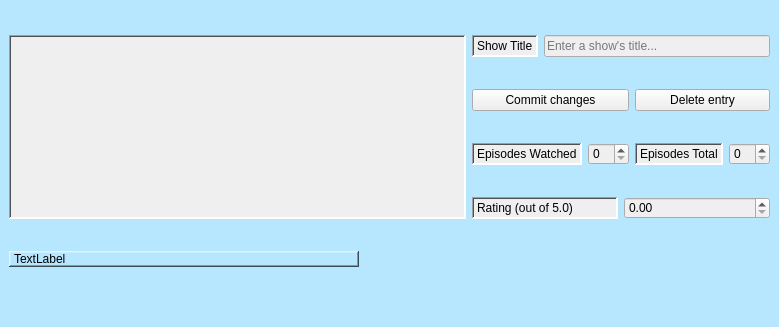
First picture: the form in ShowboatMainWindow.ui, repository nathanielpatrick-lemana/showboat, before the edit.
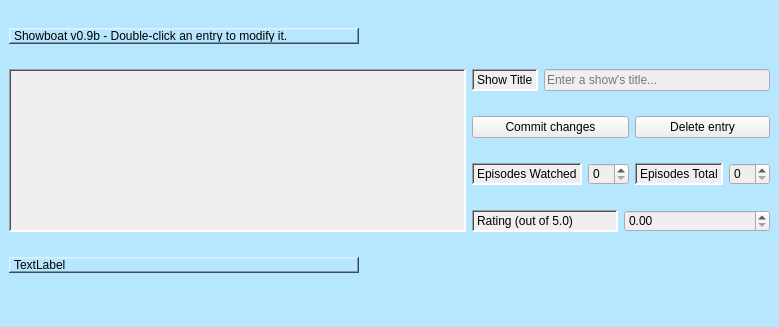
Second picture: the form after the edit. Icons and pictures are not drawn.

```diff
--- a/ShowboatMainWindow.ui
+++ b/ShowboatMainWindow.ui
@@ -227,6 +227,25 @@
       </property>
      </widget>
     </item>
+    <item row="0" column="0">
+     <widget class="QLabel" name="label_3">
+      <property name="maximumSize">
+       <size>
+        <width>350</width>
+        <height>16</height>
+       </size>
+      </property>
+      <property name="frameShape">
+       <enum>QFrame::WinPanel</enum>
+      </property>
+      <property name="frameShadow">
+       <enum>QFrame::Raised</enum>
+      </property>
+      <property name="text">
+       <string>Showboat v0.9b - Double-click an entry to modify it.</string>
+      </property>
+     </widget>
+    </item>
    </layout>
   </widget>
   <widget class="QMenuBar" name="menubar">
```
